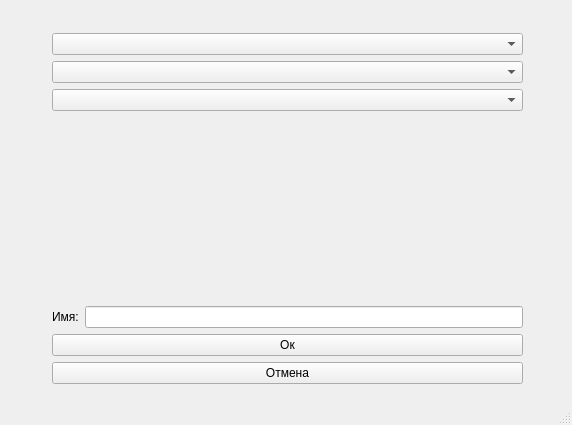
Before: the Qt Designer form add_edit_table.ui in moldanova/electric_testing, drawn with Qt 5.
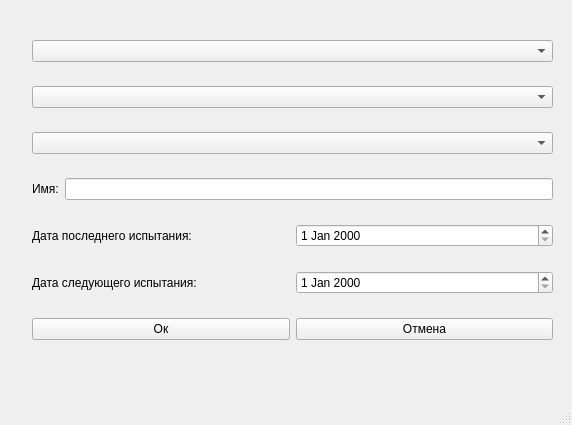
After: the same form once the commit is applied.

Commit message: Add opportunity to add date test (last and next).

```diff
--- a/add_edit_table.ui
+++ b/add_edit_table.ui
@@ -17,10 +17,10 @@
    <widget class="QWidget" name="">
     <property name="geometry">
      <rect>
-      <x>52</x>
-      <y>33</y>
-      <width>471</width>
-      <height>351</height>
+      <x>32</x>
+      <y>22</y>
+      <width>521</width>
+      <height>341</height>
      </rect>
     </property>
     <layout class="QVBoxLayout" name="verticalLayout">
@@ -33,13 +33,6 @@
      <item>
       <widget class="QComboBox" name="table_value_cb_3"/>
      </item>
-     <item>
-      <widget class="QLabel" name="information_label">
-       <property name="text">
-        <string/>
-       </property>
-      </widget>
-     </item>
      <item>
       <layout class="QHBoxLayout" name="horizontalLayout">
        <item>
@@ -55,6 +48,36 @@
       </layout>
      </item>
      <item>
+      <layout class="QHBoxLayout" name="horizontalLayout_3">
+       <item>
+        <widget class="QLabel" name="DateLastTestLabel">
+         <property name="text">
+          <string>Дата последнего испытания:</string>
+         </property>
+        </widget>
+       </item>
+       <item>
+        <widget class="QDateEdit" name="DateLastTest"/>
+       </item>
+      </layout>
+     </item>
+     <item>
+      <layout class="QHBoxLayout" name="horizontalLayout_4">
+       <item>
+        <widget class="QLabel" name="DateNextTestLabel">
+         <property name="text">
+          <string>Дата следующего испытания:</string>
+         </property>
+        </widget>
+       </item>
+       <item>
+        <widget class="QDateEdit" name="DateNextTest"/>
+       </item>
+      </layout>
+     </item>
+     <item>
+      <layout class="QHBoxLayout" name="horizontalLayout_2">
+       <item>
       <widget class="QPushButton" name="ok_pushButton">
        <property name="text">
         <string>Ок</string>
@@ -67,6 +90,8 @@
         <string>Отмена</string>
        </property>
       </widget>
+       </item>
+      </layout>
      </item>
     </layout>
    </widget>
```
Lines whose indentation alone changed are shown as unchanged. The commit also changes 15 other files.
